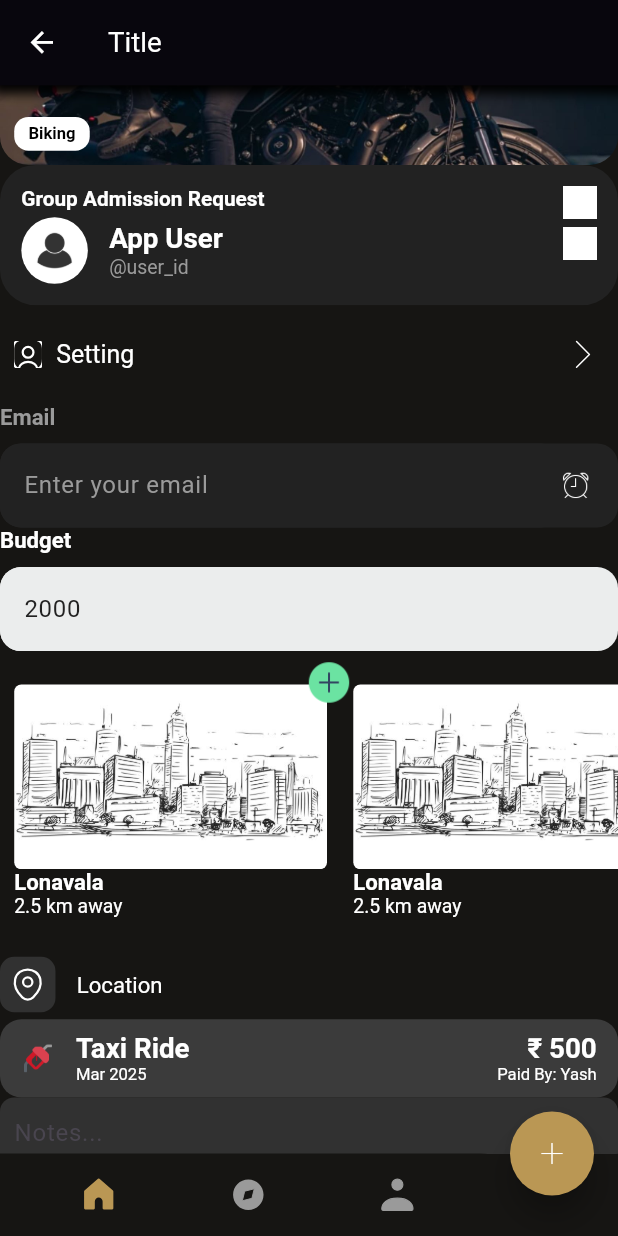
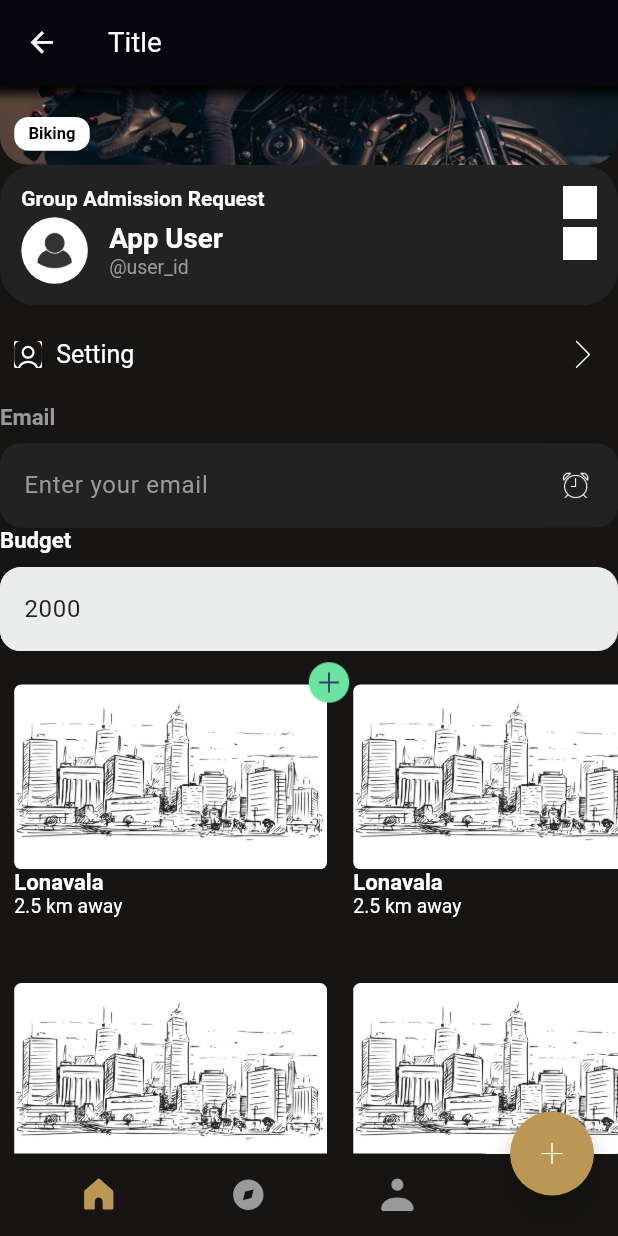
Before and after one commit to Pinnacle01/pinnacle, a Flutter app: the FrameworkDemo screen opened by its route, scrolled down 576 dp, on a phone screen of 412 x 824 dp. Run offline on Flutter 3.47's test engine with Material 3 defaults, Android fonts, the phone set to English and light mode, and no system bars; our stand-ins replace flutter_map, flutter_mobx, flutter_svg, go_router, latlong2, mobx; generated files the repository leaves out were written again.

Commit message:
Add isEnable property to NerabyAttractionSmallCard and update demo

```diff
--- a/lib/framework/widgets/neraby_attraction_small_card.dart
+++ b/lib/framework/widgets/neraby_attraction_small_card.dart
@@ -13,6 +13,7 @@ class NerabyAttractionSmallCard extends StatefulWidget {
   final String locationName;
   final String distance;
   final Function onTap;
+  final bool isEnable;
 
   const NerabyAttractionSmallCard({
     super.key,
@@ -20,6 +21,7 @@ class NerabyAttractionSmallCard extends StatefulWidget {
     required this.distance,
     required this.imagePath,
     required this.onTap,
+    this.isEnable = true,
   });
 
   @override
@@ -65,6 +67,7 @@ class _NerabyAttractionSmallCardState extends State<NerabyAttractionSmallCard> {
             ],
           ),
         ),
+        if (widget.isEnable)
           Positioned(
             top: 0,
             right: 0,
--- a/lib/framework_demo.dart
+++ b/lib/framework_demo.dart
@@ -149,6 +149,40 @@ class _FrameworkDemoState extends State<FrameworkDemo> {
               ),
             ),
 
+            SizedBox(
+              height: Sizes.size210.dp,
+              child: ListView(
+                padding: EdgeInsets.symmetric(
+                  horizontal: Sizes.size10.dp,
+                  vertical: Sizes.size5.dp,
+                ),
+                scrollDirection: Axis.horizontal,
+                children: [
+                  NerabyAttractionSmallCard(
+                    imagePath: AssetPath.loadingLocationImage,
+                    locationName: 'Lonavala',
+                    distance: '2.5',
+                    onTap: () {},
+                    isEnable: false,
+                  ),
+                  NerabyAttractionSmallCard(
+                    imagePath: AssetPath.loadingLocationImage,
+                    locationName: 'Lonavala',
+                    distance: '2.5',
+                    onTap: () {},
+                    isEnable: false,
+                  ),
+                  NerabyAttractionSmallCard(
+                    imagePath: AssetPath.loadingLocationImage,
+                    locationName: 'Lonavala',
+                    distance: '2.5',
+                    onTap: () {},
+                    isEnable: false,
+                  ),
+                ],
+              ),
+            ),
+
             // Request Card
             GeneralComponent.requestCardDataInfo(
               iconPath: AssetPath.locationIcon,
```
Lines whose indentation alone changed are shown as unchanged.
